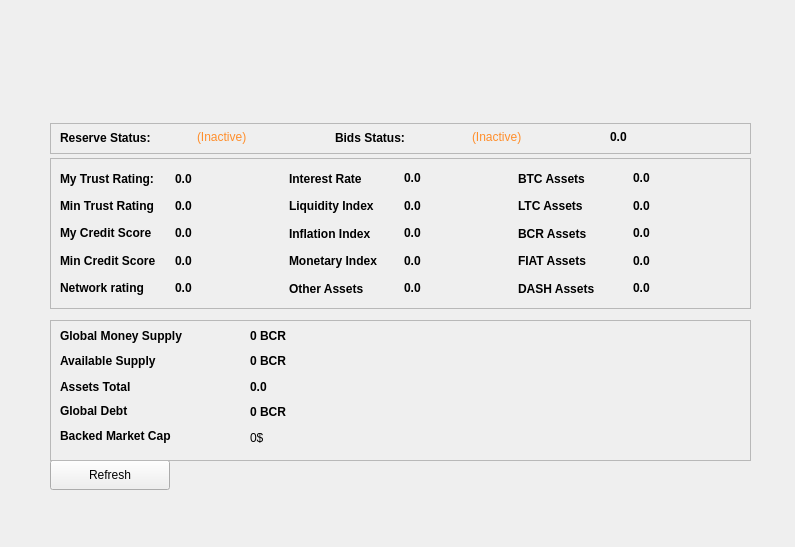
This is src/qt/forms/bankstatisticspage.ui in thelonecrouton/bitcredit as Qt 5 draws it before an edit. The edited form follows.
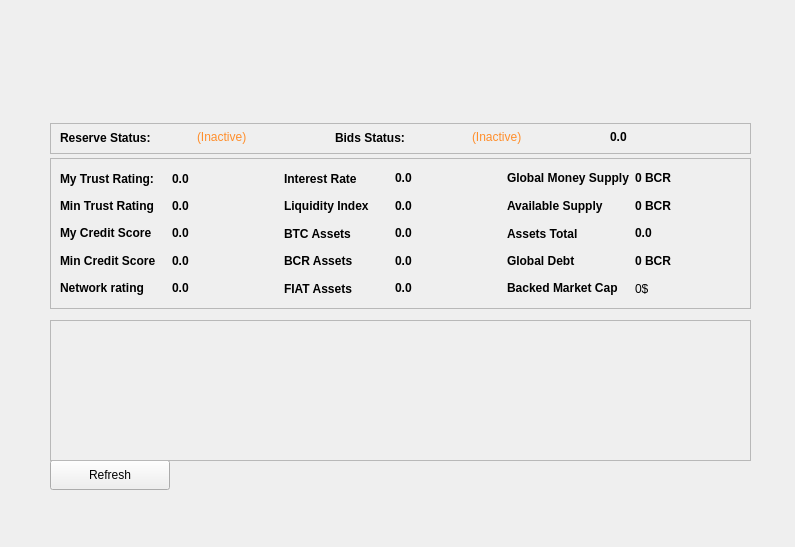
This is the edited form.

The edit to the form file:
```diff
--- a/src/qt/forms/bankstatisticspage.ui
+++ b/src/qt/forms/bankstatisticspage.ui
@@ -37,196 +37,6 @@
    <property name="frameShadow">
     <enum>QFrame::Raised</enum>
    </property>
-   <widget class="QWidget" name="gridLayoutWidget">
-    <property name="geometry">
-     <rect>
-      <x>10</x>
-      <y>7</y>
-      <width>171</width>
-      <height>119</height>
-     </rect>
-    </property>
-    <layout class="QGridLayout" name="gridLayout_2">
-     <item row="2" column="0">
-      <widget class="QLabel" name="label_42">
-       <property name="font">
-        <font>
-         <weight>75</weight>
-         <bold>true</bold>
-        </font>
-       </property>
-       <property name="styleSheet">
-        <string notr="true"/>
-       </property>
-       <property name="text">
-        <string>Assets Total</string>
-       </property>
-      </widget>
-     </item>
-     <item row="1" column="0">
-      <widget class="QLabel" name="label_41">
-       <property name="styleSheet">
-        <string notr="true"/>
-       </property>
-       <property name="text">
-        <string>&lt;html&gt;&lt;head/&gt;&lt;body&gt;&lt;p&gt;&lt;span style=&quot; font-weight:600;&quot;&gt;Available Supply&lt;/span&gt;&lt;/p&gt;&lt;/body&gt;&lt;/html&gt;</string>
-       </property>
-      </widget>
-     </item>
-     <item row="3" column="0">
-      <widget class="QLabel" name="label_38">
-       <property name="styleSheet">
-        <string notr="true"/>
-       </property>
-       <property name="text">
-        <string>&lt;html&gt;&lt;head/&gt;&lt;body&gt;&lt;p&gt;&lt;span style=&quot; font-weight:600;&quot;&gt;Global Debt&lt;/span&gt;&lt;/p&gt;&lt;/body&gt;&lt;/html&gt;</string>
-       </property>
-      </widget>
-     </item>
-     <item row="0" column="0">
-      <widget class="QLabel" name="label_39">
-       <property name="styleSheet">
-        <string notr="true"/>
-       </property>
-       <property name="text">
-        <string>&lt;html&gt;&lt;head/&gt;&lt;body&gt;&lt;p&gt;&lt;span style=&quot; font-weight:600;&quot;&gt;Global Money Supply&lt;/span&gt;&lt;/p&gt;&lt;/body&gt;&lt;/html&gt;</string>
-       </property>
-      </widget>
-     </item>
-     <item row="4" column="0">
-      <widget class="QLabel" name="label_40">
-       <property name="styleSheet">
-        <string notr="true"/>
-       </property>
-       <property name="text">
-        <string>&lt;html&gt;&lt;head/&gt;&lt;body&gt;&lt;p&gt;&lt;span style=&quot; font-weight:600;&quot;&gt;Backed Market Cap&lt;/span&gt;&lt;/p&gt;&lt;/body&gt;&lt;/html&gt;</string>
-       </property>
-      </widget>
-     </item>
-    </layout>
-   </widget>
-   <widget class="QWidget" name="gridLayoutWidget_2">
-    <property name="geometry">
-     <rect>
-      <x>200</x>
-      <y>7</y>
-      <width>201</width>
-      <height>120</height>
-     </rect>
-    </property>
-    <layout class="QGridLayout" name="gridLayout_3">
-     <item row="0" column="0">
-      <widget class="QLabel" name="gblmoneysupply">
-       <property name="font">
-        <font>
-         <weight>75</weight>
-         <bold>true</bold>
-        </font>
-       </property>
-       <property name="cursor">
-        <cursorShape>IBeamCursor</cursorShape>
-       </property>
-       <property name="toolTip">
-        <string/>
-       </property>
-       <property name="styleSheet">
-        <string notr="true"/>
-       </property>
-       <property name="text">
-        <string notr="true">0 BCR</string>
-       </property>
-       <property name="textInteractionFlags">
-        <set>Qt::LinksAccessibleByMouse|Qt::TextSelectableByKeyboard|Qt::TextSelectableByMouse</set>
-       </property>
-      </widget>
-     </item>
-     <item row="2" column="0">
-      <widget class="QLabel" name="assetstotal">
-       <property name="font">
-        <font>
-         <weight>75</weight>
-         <bold>true</bold>
-        </font>
-       </property>
-       <property name="cursor">
-        <cursorShape>IBeamCursor</cursorShape>
-       </property>
-       <property name="toolTip">
-        <string/>
-       </property>
-       <property name="styleSheet">
-        <string notr="true"/>
-       </property>
-       <property name="text">
-        <string notr="true">0.0</string>
-       </property>
-       <property name="textInteractionFlags">
-        <set>Qt::LinksAccessibleByMouse|Qt::TextSelectableByKeyboard|Qt::TextSelectableByMouse</set>
-       </property>
-      </widget>
-     </item>
-     <item row="3" column="0">
-      <widget class="QLabel" name="globaldebt">
-       <property name="font">
-        <font>
-         <weight>75</weight>
-         <bold>true</bold>
-        </font>
-       </property>
-       <property name="cursor">
-        <cursorShape>IBeamCursor</cursorShape>
-       </property>
-       <property name="toolTip">
-        <string/>
-       </property>
-       <property name="styleSheet">
-        <string notr="true"/>
-       </property>
-       <property name="text">
-        <string notr="true">0 BCR</string>
-       </property>
-       <property name="textInteractionFlags">
-        <set>Qt::LinksAccessibleByMouse|Qt::TextSelectableByKeyboard|Qt::TextSelectableByMouse</set>
-       </property>
-      </widget>
-     </item>
-     <item row="1" column="0">
-      <widget class="QLabel" name="gblavailablecredit">
-       <property name="font">
-        <font>
-         <weight>75</weight>
-         <bold>true</bold>
-        </font>
-       </property>
-       <property name="cursor">
-        <cursorShape>IBeamCursor</cursorShape>
-       </property>
-       <property name="toolTip">
-        <string/>
-       </property>
-       <property name="styleSheet">
-        <string notr="true"/>
-       </property>
-       <property name="text">
-        <string notr="true">0 BCR</string>
-       </property>
-       <property name="textInteractionFlags">
-        <set>Qt::LinksAccessibleByMouse|Qt::TextSelectableByKeyboard|Qt::TextSelectableByMouse</set>
-       </property>
-      </widget>
-     </item>
-     <item row="4" column="0">
-      <widget class="QLabel" name="marketcap">
-       <property name="styleSheet">
-        <string notr="true"/>
-       </property>
-       <property name="text">
-        <string>0$</string>
-       </property>
-      </widget>
-     </item>
-    </layout>
-   </widget>
   </widget>
   <widget class="QFrame" name="frame">
    <property name="geometry">
@@ -253,38 +63,6 @@
      </rect>
     </property>
     <layout class="QGridLayout" name="gridLayout">
-     <item row="4" column="0">
-      <widget class="QLabel" name="label_15">
-       <property name="font">
-        <font>
-         <weight>75</weight>
-         <bold>true</bold>
-        </font>
-       </property>
-       <property name="styleSheet">
-        <string notr="true"/>
-       </property>
-       <property name="text">
-        <string>&lt;html&gt;&lt;head/&gt;&lt;body&gt;&lt;p&gt;Network rating&lt;/p&gt;&lt;/body&gt;&lt;/html&gt;</string>
-       </property>
-      </widget>
-     </item>
-     <item row="2" column="0">
-      <widget class="QLabel" name="label_10">
-       <property name="font">
-        <font>
-         <weight>75</weight>
-         <bold>true</bold>
-        </font>
-       </property>
-       <property name="styleSheet">
-        <string notr="true"/>
-       </property>
-       <property name="text">
-        <string>&lt;html&gt;&lt;head/&gt;&lt;body&gt;&lt;p&gt; My Credit Score&lt;/p&gt;&lt;/body&gt;&lt;/html&gt;</string>
-       </property>
-      </widget>
-     </item>
      <item row="4" column="1">
       <widget class="QLabel" name="networkrating">
        <property name="font">
@@ -310,8 +88,33 @@
        </property>
       </widget>
      </item>
-     <item row="2" column="1">
-      <widget class="QLabel" name="avecreditscore">
+     <item row="0" column="3">
+      <widget class="QLabel" name="netinterestrate">
+       <property name="font">
+        <font>
+         <weight>75</weight>
+         <bold>true</bold>
+        </font>
+       </property>
+       <property name="cursor">
+        <cursorShape>IBeamCursor</cursorShape>
+       </property>
+       <property name="toolTip">
+        <string/>
+       </property>
+       <property name="styleSheet">
+        <string notr="true"/>
+       </property>
+       <property name="text">
+        <string notr="true">0.0</string>
+       </property>
+       <property name="textInteractionFlags">
+        <set>Qt::LinksAccessibleByMouse|Qt::TextSelectableByKeyboard|Qt::TextSelectableByMouse</set>
+       </property>
+      </widget>
+     </item>
+     <item row="3" column="1">
+      <widget class="QLabel" name="mincreditscore">
        <property name="font">
         <font>
          <weight>75</weight>
@@ -351,19 +154,6 @@
        </property>
       </widget>
      </item>
-     <item row="0" column="1">
-      <widget class="QLabel" name="trustscoreLabel">
-       <property name="font">
-        <font>
-         <weight>75</weight>
-         <bold>true</bold>
-        </font>
-       </property>
-       <property name="text">
-        <string>0.0</string>
-       </property>
-      </widget>
-     </item>
      <item row="3" column="0">
       <widget class="QLabel" name="label_11">
        <property name="font">
@@ -380,73 +170,84 @@
        </property>
       </widget>
      </item>
-     <item row="3" column="1">
-      <widget class="QLabel" name="mincreditscore">
+     <item row="0" column="2">
+      <widget class="QLabel" name="label_20">
        <property name="font">
         <font>
          <weight>75</weight>
          <bold>true</bold>
         </font>
        </property>
-       <property name="cursor">
-        <cursorShape>IBeamCursor</cursorShape>
-       </property>
-       <property name="toolTip">
-        <string/>
-       </property>
        <property name="styleSheet">
         <string notr="true"/>
        </property>
        <property name="text">
-        <string notr="true">0.0</string>
+        <string>Interest Rate </string>
        </property>
-       <property name="textInteractionFlags">
-        <set>Qt::LinksAccessibleByMouse|Qt::TextSelectableByKeyboard|Qt::TextSelectableByMouse</set>
-       </property>
       </widget>
      </item>
-     <item row="1" column="0">
-      <widget class="QLabel" name="label_9">
+     <item row="1" column="3">
+      <widget class="QLabel" name="liquidityindex">
        <property name="font">
         <font>
          <weight>75</weight>
          <bold>true</bold>
         </font>
        </property>
+       <property name="cursor">
+        <cursorShape>IBeamCursor</cursorShape>
+       </property>
+       <property name="toolTip">
+        <string/>
+       </property>
        <property name="styleSheet">
         <string notr="true"/>
        </property>
        <property name="text">
-        <string>&lt;html&gt;&lt;head/&gt;&lt;body&gt;&lt;p&gt;Min Trust Rating&lt;/p&gt;&lt;/body&gt;&lt;/html&gt;</string>
+        <string notr="true">0.0</string>
        </property>
+       <property name="textInteractionFlags">
+        <set>Qt::LinksAccessibleByMouse|Qt::TextSelectableByKeyboard|Qt::TextSelectableByMouse</set>
+       </property>
       </widget>
      </item>
-     <item row="1" column="1">
-      <widget class="QLabel" name="mintrust">
+     <item row="2" column="0">
+      <widget class="QLabel" name="label_10">
        <property name="font">
         <font>
          <weight>75</weight>
          <bold>true</bold>
         </font>
        </property>
-       <property name="cursor">
-        <cursorShape>IBeamCursor</cursorShape>
-       </property>
-       <property name="toolTip">
-        <string/>
-       </property>
        <property name="styleSheet">
         <string notr="true"/>
        </property>
        <property name="text">
-        <string notr="true">0.0</string>
-       </property>
-       <property name="textInteractionFlags">
-        <set>Qt::LinksAccessibleByMouse|Qt::TextSelectableByKeyboard|Qt::TextSelectableByMouse</set>
+        <string>&lt;html&gt;&lt;head/&gt;&lt;body&gt;&lt;p&gt; My Credit Score&lt;/p&gt;&lt;/body&gt;&lt;/html&gt;</string>
        </property>
       </widget>
      </item>
      <item row="0" column="4">
+      <widget class="QLabel" name="label_39">
+       <property name="styleSheet">
+        <string notr="true"/>
+       </property>
+       <property name="text">
+        <string>&lt;html&gt;&lt;head/&gt;&lt;body&gt;&lt;p&gt;&lt;span style=&quot; font-weight:600;&quot;&gt;Global Money Supply&lt;/span&gt;&lt;/p&gt;&lt;/body&gt;&lt;/html&gt;</string>
+       </property>
+      </widget>
+     </item>
+     <item row="1" column="4">
+      <widget class="QLabel" name="label_41">
+       <property name="styleSheet">
+        <string notr="true"/>
+       </property>
+       <property name="text">
+        <string>&lt;html&gt;&lt;head/&gt;&lt;body&gt;&lt;p&gt;&lt;span style=&quot; font-weight:600;&quot;&gt;Available Supply&lt;/span&gt;&lt;/p&gt;&lt;/body&gt;&lt;/html&gt;</string>
+       </property>
+      </widget>
+     </item>
+     <item row="2" column="2">
       <widget class="QLabel" name="label_14">
        <property name="font">
         <font>
@@ -462,73 +263,7 @@
        </property>
       </widget>
      </item>
-     <item row="0" column="5">
-      <widget class="QLabel" name="btcassets">
-       <property name="font">
-        <font>
-         <weight>75</weight>
-         <bold>true</bold>
-        </font>
-       </property>
-       <property name="cursor">
-        <cursorShape>IBeamCursor</cursorShape>
-       </property>
-       <property name="toolTip">
-        <string/>
-       </property>
-       <property name="styleSheet">
-        <string notr="true"/>
-       </property>
-       <property name="text">
-        <string notr="true">0.0</string>
-       </property>
-       <property name="textInteractionFlags">
-        <set>Qt::LinksAccessibleByMouse|Qt::TextSelectableByKeyboard|Qt::TextSelectableByMouse</set>
-       </property>
-      </widget>
-     </item>
-     <item row="1" column="4">
-      <widget class="QLabel" name="label_17">
-       <property name="font">
-        <font>
-         <weight>75</weight>
-         <bold>true</bold>
-        </font>
-       </property>
-       <property name="styleSheet">
-        <string notr="true"/>
-       </property>
-       <property name="text">
-        <string>LTC Assets </string>
-       </property>
-      </widget>
-     </item>
-     <item row="1" column="5">
-      <widget class="QLabel" name="ltcassets">
-       <property name="font">
-        <font>
-         <weight>75</weight>
-         <bold>true</bold>
-        </font>
-       </property>
-       <property name="cursor">
-        <cursorShape>IBeamCursor</cursorShape>
-       </property>
-       <property name="toolTip">
-        <string/>
-       </property>
-       <property name="styleSheet">
-        <string notr="true"/>
-       </property>
-       <property name="text">
-        <string notr="true">0.0</string>
-       </property>
-       <property name="textInteractionFlags">
-        <set>Qt::LinksAccessibleByMouse|Qt::TextSelectableByKeyboard|Qt::TextSelectableByMouse</set>
-       </property>
-      </widget>
-     </item>
-     <item row="3" column="4">
+     <item row="4" column="2">
       <widget class="QLabel" name="label_16">
        <property name="font">
         <font>
@@ -544,8 +279,8 @@
        </property>
       </widget>
      </item>
-     <item row="3" column="5">
-      <widget class="QLabel" name="fiatassets">
+     <item row="1" column="1">
+      <widget class="QLabel" name="mintrust">
        <property name="font">
         <font>
          <weight>75</weight>
@@ -569,64 +304,36 @@
        </property>
       </widget>
      </item>
-     <item row="0" column="2">
-      <widget class="QLabel" name="label_20">
+     <item row="0" column="1">
+      <widget class="QLabel" name="trustscoreLabel">
        <property name="font">
         <font>
          <weight>75</weight>
          <bold>true</bold>
         </font>
        </property>
-       <property name="styleSheet">
-        <string notr="true"/>
-       </property>
        <property name="text">
-        <string>Interest Rate </string>
+        <string>0.0</string>
        </property>
       </widget>
      </item>
-     <item row="0" column="3">
-      <widget class="QLabel" name="netinterestrate">
+     <item row="4" column="0">
+      <widget class="QLabel" name="label_15">
        <property name="font">
         <font>
          <weight>75</weight>
          <bold>true</bold>
         </font>
        </property>
-       <property name="cursor">
-        <cursorShape>IBeamCursor</cursorShape>
-       </property>
-       <property name="toolTip">
-        <string/>
-       </property>
        <property name="styleSheet">
         <string notr="true"/>
        </property>
        <property name="text">
-        <string notr="true">0.0</string>
+        <string>&lt;html&gt;&lt;head/&gt;&lt;body&gt;&lt;p&gt;Network rating&lt;/p&gt;&lt;/body&gt;&lt;/html&gt;</string>
        </property>
-       <property name="textInteractionFlags">
-        <set>Qt::LinksAccessibleByMouse|Qt::TextSelectableByKeyboard|Qt::TextSelectableByMouse</set>
-       </property>
       </widget>
      </item>
-     <item row="2" column="4">
-      <widget class="QLabel" name="label_18">
-       <property name="font">
-        <font>
-         <weight>75</weight>
-         <bold>true</bold>
-        </font>
-       </property>
-       <property name="styleSheet">
-        <string notr="true"/>
-       </property>
-       <property name="text">
-        <string>BCR Assets </string>
-       </property>
-      </widget>
-     </item>
-     <item row="2" column="5">
+     <item row="3" column="3">
       <widget class="QLabel" name="bcrassets">
        <property name="font">
         <font>
@@ -667,8 +374,24 @@
        </property>
       </widget>
      </item>
-     <item row="1" column="3">
-      <widget class="QLabel" name="liquidityindex">
+     <item row="1" column="0">
+      <widget class="QLabel" name="label_9">
+       <property name="font">
+        <font>
+         <weight>75</weight>
+         <bold>true</bold>
+        </font>
+       </property>
+       <property name="styleSheet">
+        <string notr="true"/>
+       </property>
+       <property name="text">
+        <string>&lt;html&gt;&lt;head/&gt;&lt;body&gt;&lt;p&gt;Min Trust Rating&lt;/p&gt;&lt;/body&gt;&lt;/html&gt;</string>
+       </property>
+      </widget>
+     </item>
+     <item row="2" column="1">
+      <widget class="QLabel" name="avecreditscore">
        <property name="font">
         <font>
          <weight>75</weight>
@@ -692,24 +415,8 @@
        </property>
       </widget>
      </item>
-     <item row="2" column="2">
-      <widget class="QLabel" name="label_24">
-       <property name="font">
-        <font>
-         <weight>75</weight>
-         <bold>true</bold>
-        </font>
-       </property>
-       <property name="styleSheet">
-        <string notr="true"/>
-       </property>
-       <property name="text">
-        <string>Inflation Index </string>
-       </property>
-      </widget>
-     </item>
      <item row="2" column="3">
-      <widget class="QLabel" name="inflationindex">
+      <widget class="QLabel" name="btcassets">
        <property name="font">
         <font>
          <weight>75</weight>
@@ -733,18 +440,40 @@
        </property>
       </widget>
      </item>
+     <item row="2" column="4">
+      <widget class="QLabel" name="label_42">
+       <property name="font">
+        <font>
+         <weight>75</weight>
+         <bold>true</bold>
+        </font>
+       </property>
+       <property name="styleSheet">
+        <string notr="true"/>
+       </property>
+       <property name="text">
+        <string>Assets Total</string>
+       </property>
+      </widget>
+     </item>
      <item row="3" column="2">
-      <widget class="QLabel" name="label_31">
+      <widget class="QLabel" name="label_18">
+       <property name="font">
+        <font>
+         <weight>75</weight>
+         <bold>true</bold>
+        </font>
+       </property>
        <property name="styleSheet">
         <string notr="true"/>
        </property>
        <property name="text">
-        <string>&lt;html&gt;&lt;head/&gt;&lt;body&gt;&lt;p&gt;&lt;span style=&quot; font-weight:600;&quot;&gt;Monetary Index&lt;/span&gt;&lt;/p&gt;&lt;/body&gt;&lt;/html&gt;</string>
+        <string>BCR Assets </string>
        </property>
       </widget>
      </item>
-     <item row="3" column="3">
-      <widget class="QLabel" name="monetaryindex">
+     <item row="0" column="5">
+      <widget class="QLabel" name="gblmoneysupply">
        <property name="font">
         <font>
          <weight>75</weight>
@@ -761,31 +490,15 @@
         <string notr="true"/>
        </property>
        <property name="text">
-        <string notr="true">0.0</string>
+        <string notr="true">0 BCR</string>
        </property>
        <property name="textInteractionFlags">
         <set>Qt::LinksAccessibleByMouse|Qt::TextSelectableByKeyboard|Qt::TextSelectableByMouse</set>
        </property>
       </widget>
      </item>
-     <item row="4" column="2">
-      <widget class="QLabel" name="label_19">
-       <property name="font">
-        <font>
-         <weight>75</weight>
-         <bold>true</bold>
-        </font>
-       </property>
-       <property name="styleSheet">
-        <string notr="true"/>
-       </property>
-       <property name="text">
-        <string>Other Assets</string>
-       </property>
-      </widget>
-     </item>
      <item row="4" column="3">
-      <widget class="QLabel" name="otherassets">
+      <widget class="QLabel" name="fiatassets">
        <property name="font">
         <font>
          <weight>75</weight>
@@ -809,44 +522,108 @@
        </property>
       </widget>
      </item>
+     <item row="3" column="4">
+      <widget class="QLabel" name="label_38">
+       <property name="styleSheet">
+        <string notr="true"/>
+       </property>
+       <property name="text">
+        <string>&lt;html&gt;&lt;head/&gt;&lt;body&gt;&lt;p&gt;&lt;span style=&quot; font-weight:600;&quot;&gt;Global Debt&lt;/span&gt;&lt;/p&gt;&lt;/body&gt;&lt;/html&gt;</string>
+       </property>
+      </widget>
+     </item>
      <item row="4" column="4">
-      <widget class="QLabel" name="label_21">
+      <widget class="QLabel" name="label_40">
+       <property name="styleSheet">
+        <string notr="true"/>
+       </property>
+       <property name="text">
+        <string>&lt;html&gt;&lt;head/&gt;&lt;body&gt;&lt;p&gt;&lt;span style=&quot; font-weight:600;&quot;&gt;Backed Market Cap&lt;/span&gt;&lt;/p&gt;&lt;/body&gt;&lt;/html&gt;</string>
+       </property>
+      </widget>
+     </item>
+     <item row="1" column="5">
+      <widget class="QLabel" name="gblavailablecredit">
        <property name="font">
         <font>
          <weight>75</weight>
          <bold>true</bold>
         </font>
        </property>
+       <property name="cursor">
+        <cursorShape>IBeamCursor</cursorShape>
+       </property>
+       <property name="toolTip">
+        <string/>
+       </property>
        <property name="styleSheet">
         <string notr="true"/>
        </property>
        <property name="text">
-        <string>DASH Assets</string>
+        <string notr="true">0 BCR</string>
+       </property>
+       <property name="textInteractionFlags">
+        <set>Qt::LinksAccessibleByMouse|Qt::TextSelectableByKeyboard|Qt::TextSelectableByMouse</set>
+       </property>
+      </widget>
+     </item>
+     <item row="2" column="5">
+      <widget class="QLabel" name="assetstotal">
+       <property name="font">
+        <font>
+         <weight>75</weight>
+         <bold>true</bold>
+        </font>
+       </property>
+       <property name="cursor">
+        <cursorShape>IBeamCursor</cursorShape>
+       </property>
+       <property name="toolTip">
+        <string/>
+       </property>
+       <property name="styleSheet">
+        <string notr="true"/>
+       </property>
+       <property name="text">
+        <string notr="true">0.0</string>
+       </property>
+       <property name="textInteractionFlags">
+        <set>Qt::LinksAccessibleByMouse|Qt::TextSelectableByKeyboard|Qt::TextSelectableByMouse</set>
+       </property>
+      </widget>
+     </item>
+     <item row="3" column="5">
+      <widget class="QLabel" name="globaldebt">
+       <property name="font">
+        <font>
+         <weight>75</weight>
+         <bold>true</bold>
+        </font>
+       </property>
+       <property name="cursor">
+        <cursorShape>IBeamCursor</cursorShape>
+       </property>
+       <property name="toolTip">
+        <string/>
+       </property>
+       <property name="styleSheet">
+        <string notr="true"/>
+       </property>
+       <property name="text">
+        <string notr="true">0 BCR</string>
+       </property>
+       <property name="textInteractionFlags">
+        <set>Qt::LinksAccessibleByMouse|Qt::TextSelectableByKeyboard|Qt::TextSelectableByMouse</set>
        </property>
       </widget>
      </item>
      <item row="4" column="5">
-      <widget class="QLabel" name="dashassets">
-       <property name="font">
-        <font>
-         <weight>75</weight>
-         <bold>true</bold>
-        </font>
-       </property>
-       <property name="cursor">
-        <cursorShape>IBeamCursor</cursorShape>
-       </property>
-       <property name="toolTip">
-        <string/>
-       </property>
+      <widget class="QLabel" name="marketcap">
        <property name="styleSheet">
         <string notr="true"/>
        </property>
        <property name="text">
-        <string notr="true">0.0</string>
-       </property>
-       <property name="textInteractionFlags">
-        <set>Qt::LinksAccessibleByMouse|Qt::TextSelectableByKeyboard|Qt::TextSelectableByMouse</set>
+        <string>0$</string>
        </property>
       </widget>
      </item>
```
